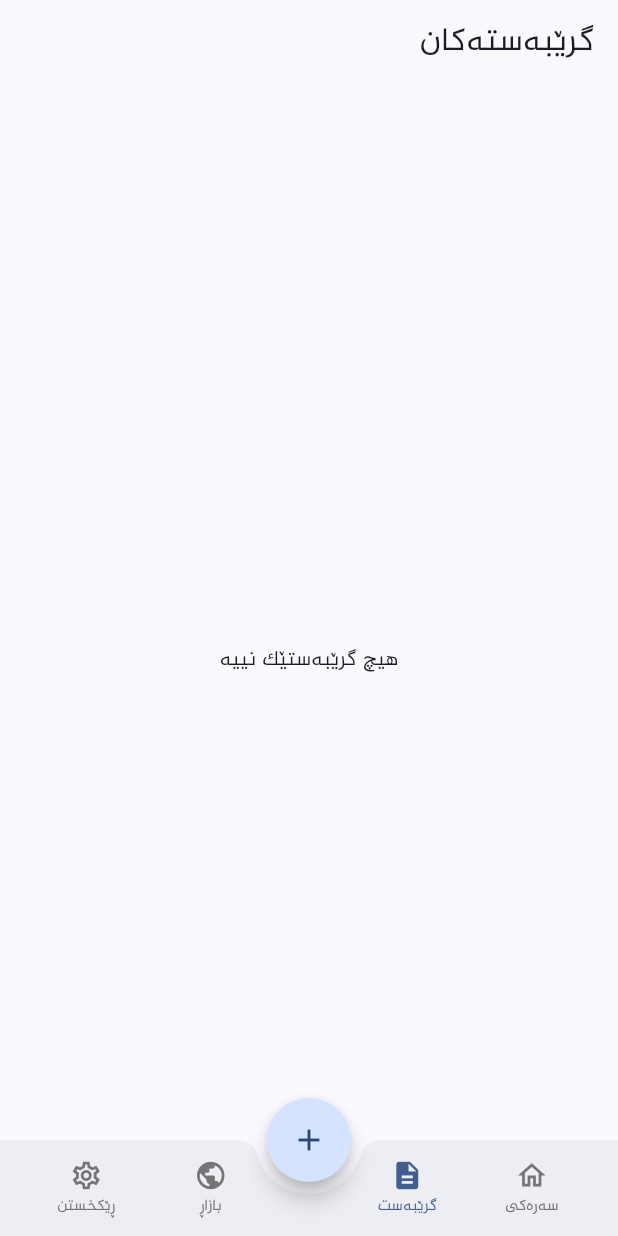
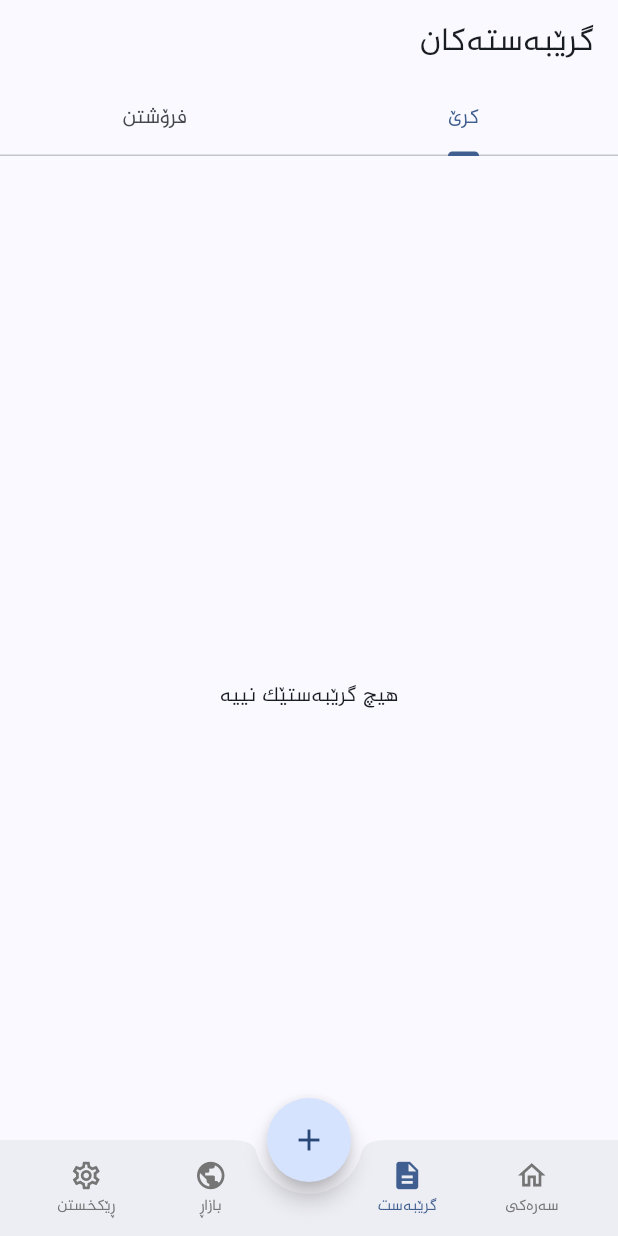
Before and after one commit to badrcode1996/com.leznode.aqarat, a Flutter app: the screen it shows once a user with an empty profile is signed in, item 3 of the bottom bar chosen, on a phone screen of 412 x 824 dp. Run offline on Flutter 3.47's test engine with Material 3 defaults, Android fonts, the phone set to English and light mode, and no system bars; our stand-ins replace cloud_firestore, firebase_auth, firebase_core, firebase_storage, fl_chart, flutter_riverpod and 3 more; accounts and stored records are empty.

Commit message:
Split contracts screen into rent/sale tabs
Contracts screen now mirrors the market with two tabs (کرێ / فرۆشتن),
each filtering the contracts stream by type.

Co-Authored-By: Claude Opus 4.8 <noreply@anthropic.com>

```diff
--- a/lib/ui/contracts/contracts_screen.dart
+++ b/lib/ui/contracts/contracts_screen.dart
@@ -10,20 +10,48 @@ import '../../services/pdf/contract_pdf_service.dart';
 import 'contract_preview_screen.dart';
 import 'installment_grid.dart';
 
-/// Contracts tab: the current tenant/role's contracts with print/share + the
-/// rent installment grid.
-class ContractsScreen extends ConsumerWidget {
+/// Contracts tab: rent / sale sub-tabs (like the market), with print/share +
+/// the rent installment grid.
+class ContractsScreen extends StatelessWidget {
   const ContractsScreen({super.key});
+
+  @override
+  Widget build(BuildContext context) {
+    return DefaultTabController(
+      length: 2,
+      child: Scaffold(
+        appBar: AppBar(
+          title: const Text('گرێبەستەکان'),
+          bottom: const TabBar(
+            tabs: [
+              Tab(text: 'کرێ'),
+              Tab(text: 'فرۆشتن'),
+            ],
+          ),
+        ),
+        body: const TabBarView(
+          children: [
+            _ContractsList(type: ContractType.rent),
+            _ContractsList(type: ContractType.sale),
+          ],
+        ),
+      ),
+    );
+  }
+}
+
+class _ContractsList extends ConsumerWidget {
+  const _ContractsList({required this.type});
+  final ContractType type;
 
   @override
   Widget build(BuildContext context, WidgetRef ref) {
     final async = ref.watch(contractsStreamProvider);
-    return Scaffold(
-      appBar: AppBar(title: const Text('گرێبەستەکان')),
-      body: async.when(
+    return async.when(
       loading: () => const Center(child: CircularProgressIndicator()),
       error: (e, _) => Center(child: Text('هەڵە: $e')),
-        data: (contracts) {
+      data: (all) {
+        final contracts = all.where((c) => c.type == type).toList();
         if (contracts.isEmpty) {
           return const Center(child: Text('هیچ گرێبەستێک نییە'));
         }
@@ -34,7 +62,6 @@ class ContractsScreen extends ConsumerWidget {
           itemBuilder: (_, i) => _ContractCard(contract: contracts[i]),
         );
       },
-      ),
     );
   }
 }
```
Lines whose indentation alone changed are shown as unchanged.
